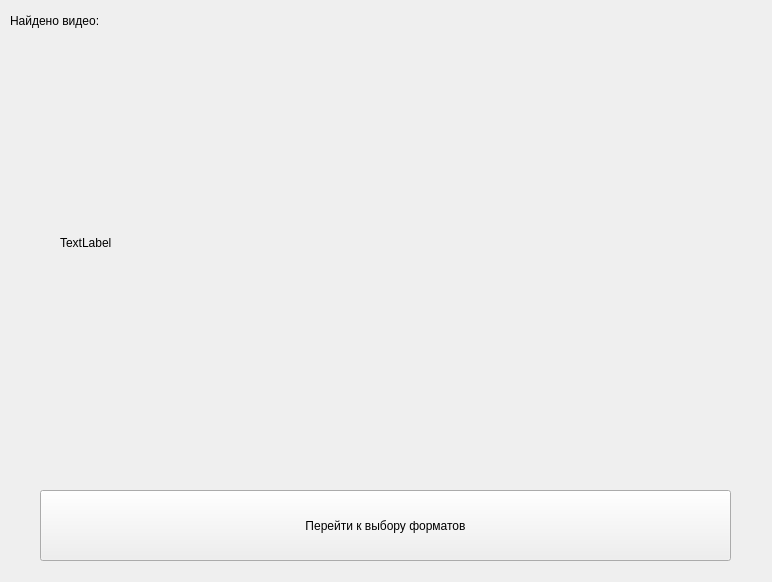
The window that found.ui (xvideosman228/YoutubeVideoDownloader) describes before a commit, drawn with Qt 5.
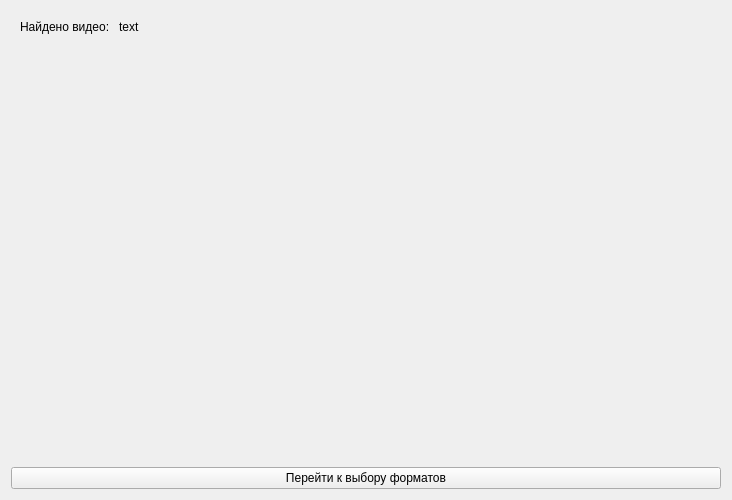
The same window after the commit.

The edit to the form file:
```diff
--- a/found.ui
+++ b/found.ui
@@ -6,65 +6,64 @@
    <rect>
     <x>0</x>
     <y>0</y>
-    <width>772</width>
-    <height>582</height>
+    <width>732</width>
+    <height>500</height>
    </rect>
   </property>
+  <property name="minimumSize">
+   <size>
+    <width>732</width>
+    <height>500</height>
+   </size>
+  </property>
+  <property name="maximumSize">
+   <size>
+    <width>732</width>
+    <height>500</height>
+   </size>
+  </property>
   <property name="windowTitle">
    <string>Form</string>
   </property>
+  <layout class="QVBoxLayout" name="verticalLayout">
+   <item alignment="Qt::AlignmentFlag::AlignTop">
+    <widget class="QWidget" name="widget" native="true">
+     <layout class="QFormLayout" name="formLayout">
+      <item row="0" column="0">
   <widget class="QLabel" name="label">
-   <property name="geometry">
-    <rect>
-     <x>10</x>
-     <y>10</y>
-     <width>121</width>
-     <height>21</height>
-    </rect>
-   </property>
    <property name="text">
     <string>Найдено видео: </string>
    </property>
   </widget>
+      </item>
+      <item row="0" column="1">
   <widget class="QLabel" name="videoTitle">
-   <property name="geometry">
-    <rect>
-     <x>130</x>
-     <y>10</y>
-     <width>631</width>
-     <height>21</height>
-    </rect>
-   </property>
+        <property name="focusPolicy">
+         <enum>Qt::FocusPolicy::NoFocus</enum>
+        </property>
+        <property name="text">
+         <string>text</string>
+        </property>
+       </widget>
+      </item>
+     </layout>
+    </widget>
+   </item>
+   <item>
+    <widget class="QLabel" name="label_3">
    <property name="text">
     <string/>
    </property>
   </widget>
+   </item>
+   <item>
   <widget class="QPushButton" name="pushButton">
-   <property name="geometry">
-    <rect>
-     <x>40</x>
-     <y>490</y>
-     <width>691</width>
-     <height>71</height>
-    </rect>
-   </property>
    <property name="text">
     <string>Перейти к выбору форматов</string>
    </property>
   </widget>
-  <widget class="QLabel" name="label_3">
-   <property name="geometry">
-    <rect>
-     <x>60</x>
-     <y>40</y>
-     <width>721</width>
-     <height>405</height>
-    </rect>
-   </property>
-   <property name="text">
-    <string>TextLabel</string>
-   </property>
-  </widget>
+   </item>
+  </layout>
  </widget>
  <resources/>
  <connections/>
```
Left out of the diff: 2 changed lines with no effect on the pictures. Lines whose indentation alone changed are shown as unchanged.
